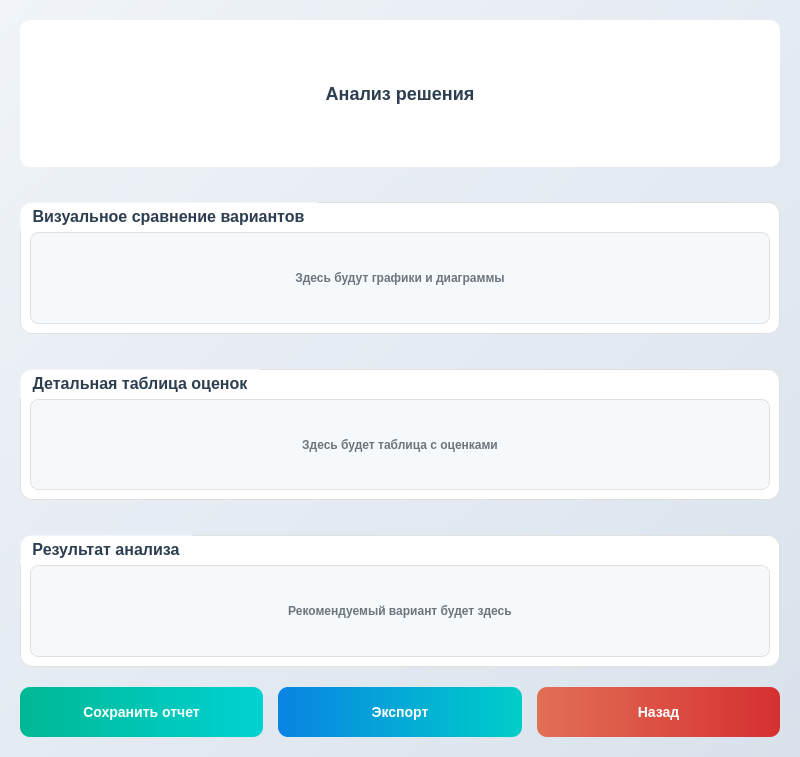
27Kokos/testPythonIS, file ui/analysis_window.ui: the form before one commit.
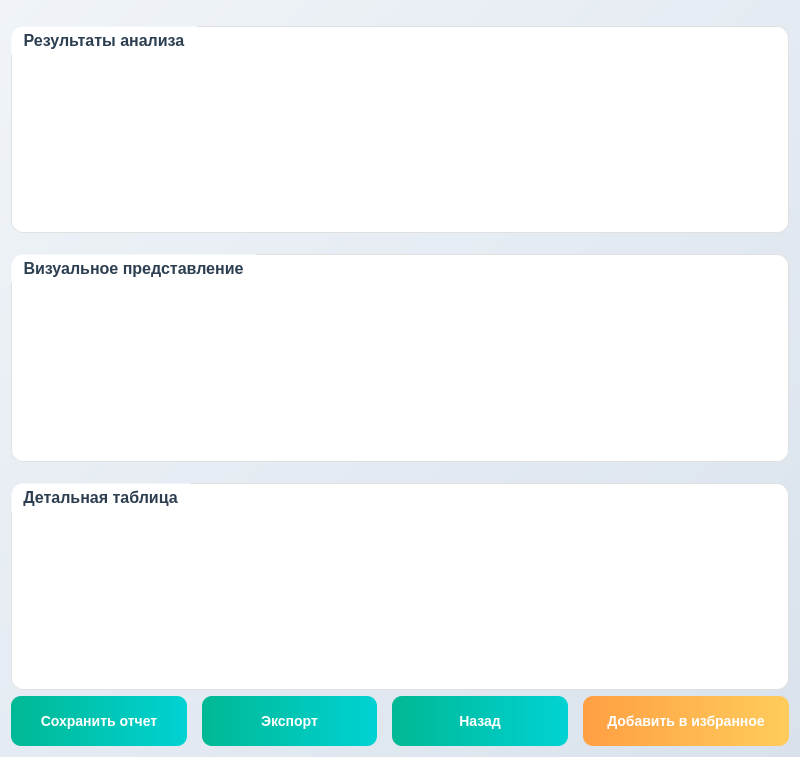
The form after the commit.

Diff of the .ui file:
```diff
--- a/ui/analysis_window.ui
+++ b/ui/analysis_window.ui
@@ -52,125 +52,49 @@
 QPushButton:pressed {
     background-color: qlineargradient(spread:pad, x1:0, y1:0, x2:1, y2:0, stop:0 #017f6a, stop:1 #009a9b);
 }
-QPushButton#exportBtn {
-    background-color: qlineargradient(spread:pad, x1:0, y1:0, x2:1, y2:0, stop:0 #0984e3, stop:1 #00cec9);
+QPushButton#favoriteBtn {
+    background-color: qlineargradient(spread:pad, x1:0, y1:0, x2:1, y2:0, stop:0 #ff9f43, stop:1 #ffcc5c);
 }
 QPushButton#exportBtn:hover {
     background-color: qlineargradient(spread:pad, x1:0, y1:0, x2:1, y2:0, stop:0 #0772c9, stop:1 #00b3b4);
 }
-QPushButton#exportBtn:pressed {
-    background-color: qlineargradient(spread:pad, x1:0, y1:0, x2:1, y2:0, stop:0 #065fb0, stop:1 #009a9b);
-}
-QPushButton#backBtn {
-    background-color: qlineargradient(spread:pad, x1:0, y1:0, x2:1, y2:0, stop:0 #e17055, stop:1 #d63031);
-}
-QPushButton#backBtn:hover {
-    background-color: qlineargradient(spread:pad, x1:0, y1:0, x2:1, y2:0, stop:0 #c75c47, stop:1 #b71c1c);
-}
-QPushButton#backBtn:pressed {
-    background-color: qlineargradient(spread:pad, x1:0, y1:0, x2:1, y2:0, stop:0 #af503f, stop:1 #9e0f0f);
+QPushButton#favoriteBtn:pressed {
+    background-color: qlineargradient(spread:pad, x1:0, y1:0, x2:1, y2:0, stop:0 #cc7d34, stop:1 #d9a640);
 }</string>
   </property>
-  <layout class="QVBoxLayout" name="mainLayout">
-   <property name="spacing">
-    <number>20</number>
-   </property>
-   <property name="leftMargin">
-    <number>20</number>
-   </property>
-   <property name="topMargin">
-    <number>20</number>
-   </property>
-   <property name="rightMargin">
-    <number>20</number>
-   </property>
-   <property name="bottomMargin">
-    <number>20</number>
-   </property>
-   <item>
-    <widget class="QLabel" name="titleLabel">
-     <property name="styleSheet">
-      <string notr="true">font-size: 18px; font-weight: bold; color: #2c3e50; background-color: #ffffff; border-radius: 10px; padding: 12px; box-shadow: 0px 2px 8px rgba(0, 0, 0, 0.05);</string>
-     </property>
-     <property name="text">
-      <string>Анализ решения</string>
-     </property>
-     <property name="alignment">
-      <set>Qt::AlignCenter</set>
-     </property>
-    </widget>
-   </item>
-   <item>
-    <widget class="QGroupBox" name="visualGroup">
-     <property name="title">
-      <string>Визуальное сравнение вариантов</string>
-     </property>
-     <layout class="QVBoxLayout" name="visualLayout">
-      <property name="spacing">
-       <number>15</number>
-      </property>
-      <item>
-       <widget class="QLabel" name="placeholderLabel">
-        <property name="styleSheet">
-         <string notr="true">border: 1px solid #e0e0e0; border-radius: 8px; color: #6c757d; background-color: #f6f9fc; padding: 20px; box-shadow: 0px 2px 8px rgba(0, 0, 0, 0.05);</string>
-        </property>
-        <property name="text">
-         <string>Здесь будут графики и диаграммы</string>
-        </property>
-        <property name="alignment">
-         <set>Qt::AlignCenter</set>
-        </property>
-       </widget>
-      </item>
-     </layout>
-    </widget>
-   </item>
-   <item>
-    <widget class="QGroupBox" name="tableGroup">
-     <property name="title">
-      <string>Детальная таблица оценок</string>
-     </property>
-     <layout class="QVBoxLayout" name="tableLayout">
-      <property name="spacing">
-       <number>15</number>
-      </property>
-      <item>
-       <widget class="QLabel" name="tablePlaceholder">
-        <property name="styleSheet">
-         <string notr="true">border: 1px solid #e0e0e0; border-radius: 8px; color: #6c757d; background-color: #f6f9fc; padding: 20px; box-shadow: 0px 2px 8px rgba(0, 0, 0, 0.05);</string>
-        </property>
-        <property name="text">
-         <string>Здесь будет таблица с оценками</string>
-        </property>
-        <property name="alignment">
-         <set>Qt::AlignCenter</set>
-        </property>
-       </widget>
-      </item>
-     </layout>
-    </widget>
-   </item>
+  <layout class="QVBoxLayout" name="verticalLayout">
    <item>
     <widget class="QGroupBox" name="resultGroup">
      <property name="title">
-      <string>Результат анализа</string>
+      <string>Результаты анализа</string>
      </property>
-     <layout class="QVBoxLayout" name="resultLayout">
-      <property name="spacing">
-       <number>15</number>
-      </property>
+     <layout class="QVBoxLayout" name="verticalLayout_2">
       <item>
-       <widget class="QLabel" name="resultLabel">
-        <property name="styleSheet">
-         <string notr="true">border: 1px solid #e0e0e0; border-radius: 8px; color: #6c757d; background-color: #f6f9fc; padding: 20px; box-shadow: 0px 2px 8px rgba(0, 0, 0, 0.05);</string>
-        </property>
-        <property name="text">
-         <string>Рекомендуемый вариант будет здесь</string>
-        </property>
-        <property name="alignment">
-         <set>Qt::AlignCenter</set>
-        </property>
-       </widget>
+       <widget class="QLabel" name="resultLabel"/>
+      </item>
+     </layout>
+    </widget>
+   </item>
+   <item>
+    <widget class="QGroupBox" name="visualGroup">
+     <property name="title">
+      <string>Визуальное представление</string>
+     </property>
+     <layout class="QVBoxLayout" name="verticalLayout_3">
+      <item>
+       <widget class="QLabel" name="visualLabel"/>
+      </item>
+     </layout>
+    </widget>
+   </item>
+   <item>
+    <widget class="QGroupBox" name="detailedGroup">
+     <property name="title">
+      <string>Детальная таблица</string>
+     </property>
+     <layout class="QVBoxLayout" name="verticalLayout_4">
+      <item>
+       <widget class="QLabel" name="detailedTableLabel"/>
       </item>
      </layout>
     </widget>
@@ -228,6 +152,22 @@
        </property>
       </widget>
      </item>
+     <item>
+      <widget class="QPushButton" name="favoriteBtn">
+       <property name="minimumSize">
+        <size>
+         <width>0</width>
+         <height>50</height>
+        </size>
+       </property>
+       <property name="cursor">
+        <cursorShape>PointingHandCursor</cursorShape>
+       </property>
+       <property name="text">
+        <string>Добавить в избранное</string>
+       </property>
+      </widget>
+     </item>
     </layout>
    </item>
   </layout>
```
Left out of the diff: 4 changed lines with no effect on the pictures.
